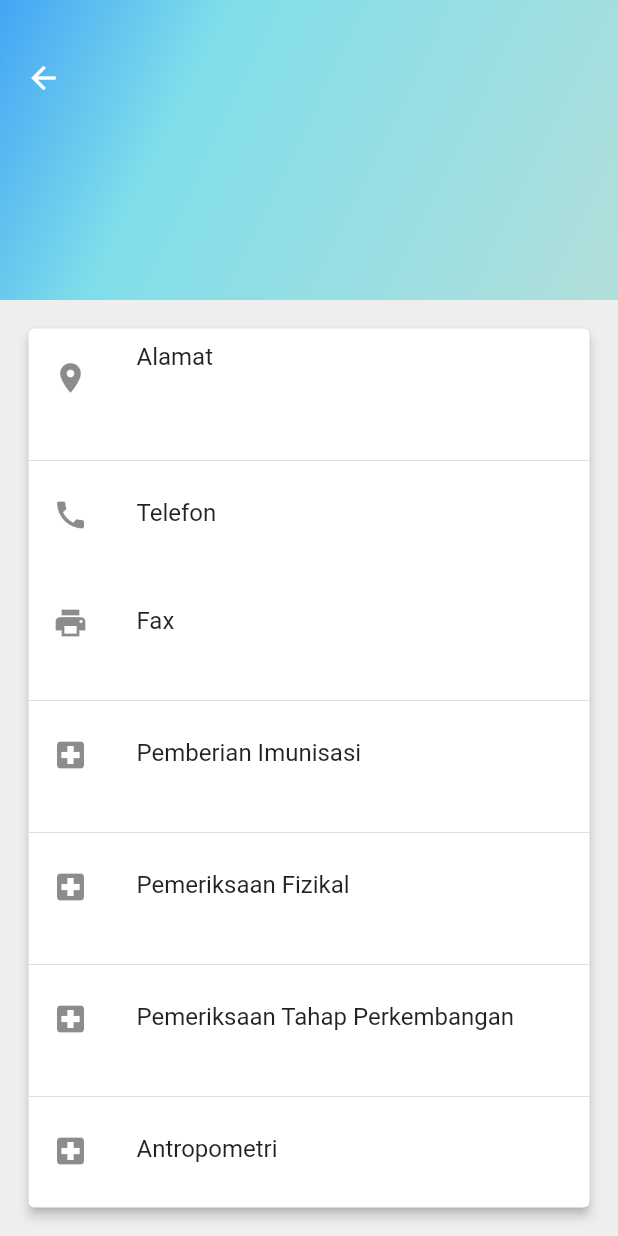
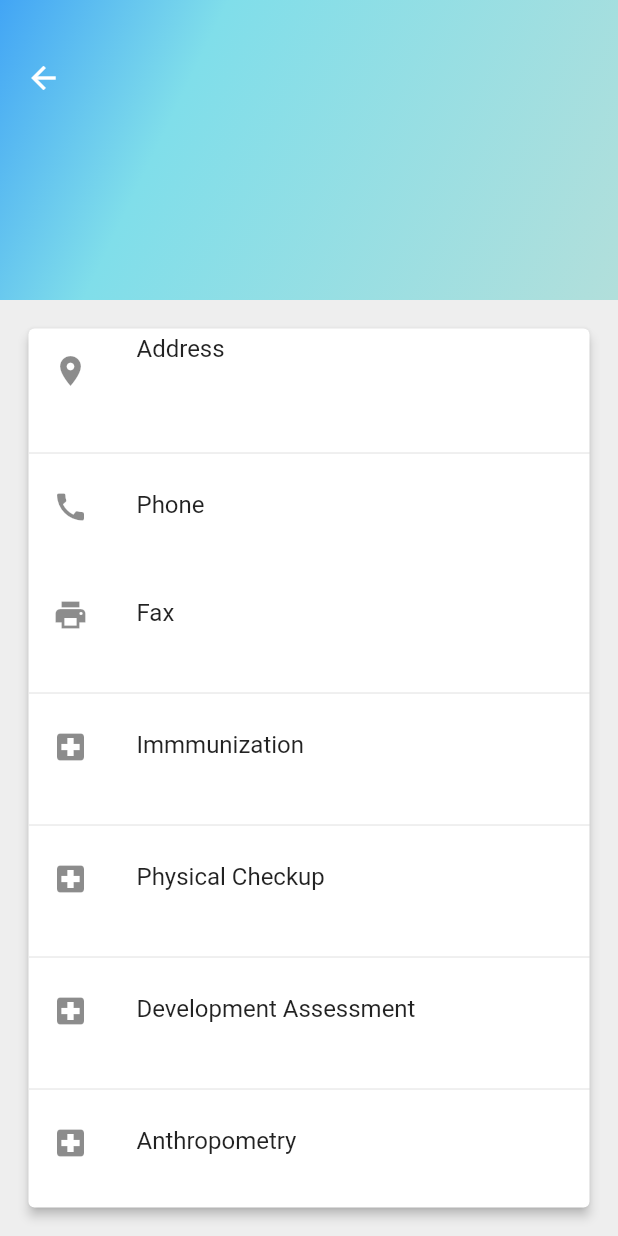
Before and after one commit to ashleychong/HealthForKids, a Flutter app: the PreviewScreen screen opened directly with empty values, on a phone screen of 412 x 824 dp. Run offline on Flutter 3.47's test engine with Material 2 defaults, Android fonts, the phone set to English and light mode, and no system bars; our stand-ins replace fancy_bottom_navigation, google_maps_flutter, location, webview_flutter; generated files the repository leaves out were written again; Roboto replaces fonts that are missing (Monotserrat); project files that could hold a hidden picture were left out.

Commit message:
Changed to English version

```diff
--- a/lib/screens/homescreen.dart
+++ b/lib/screens/homescreen.dart
@@ -23,7 +23,7 @@ class _HomescreenState extends State<Homescreen> {
 
   Future<void> _onMapCreated(GoogleMapController controller) async {
     var location = Location();
-    if(!await location.hasPermission()){
+    if (!await location.hasPermission()) {
       await location.requestPermission();
     }
     await location.changeSettings(
@@ -32,12 +32,10 @@ class _HomescreenState extends State<Homescreen> {
       interval: 100,
     );
     location.onLocationChanged().listen((LocationData currentLocation) {
-      controller.animateCamera(CameraUpdate.newCameraPosition(
-        CameraPosition(
-          target: LatLng(currentLocation.latitude, currentLocation.longitude),
-          zoom: 13,
-        )
-      ));
+      controller.animateCamera(CameraUpdate.newCameraPosition(CameraPosition(
+        target: LatLng(currentLocation.latitude, currentLocation.longitude),
+        zoom: 13,
+      )));
     });
 
     final googleOffices = await locations.getClinics(context);
@@ -80,7 +78,7 @@ class _HomescreenState extends State<Homescreen> {
         tabs: [
           TabData(
             iconData: Icons.map,
-            title: 'Klinik',
+            title: 'Clinics',
           ),
           TabData(
             iconData: Icons.info,
@@ -88,7 +86,7 @@ class _HomescreenState extends State<Homescreen> {
           ),
           TabData(
             iconData: Icons.list,
-            title: 'Peringatan',
+            title: 'Tips',
           ),
           TabData(
             iconData: Icons.forum,
--- a/lib/screens/preview_screen.dart
+++ b/lib/screens/preview_screen.dart
@@ -81,8 +81,7 @@ class PreviewScreen extends StatelessWidget {
   }
 
   Widget _lowerView() {
-    return Stack(
-      children: <Widget>[
+    return Stack(children: <Widget>[
       Container(
         color: Colors.grey[200],
       ),
@@ -93,37 +92,40 @@ class PreviewScreen extends StatelessWidget {
           right: 15.0,
           child: Card(
               elevation: 3.0,
-                child: Padding(
-                  padding: EdgeInsets.only(top: 5.0, bottom: 5.0),
               child: ListView(
                 children: <Widget>[]
                   ..add(_textSection(
-                          'Alamat', _fullAddress(), Icon(Icons.location_on)))
+                      'Address', _fullAddress(), Icon(Icons.location_on)))
+                  ..add(Divider())
+                  ..add(_textSection('Phone', office.phone, Icon(Icons.call)))
+                  ..add(_textSection('Fax', office.fax, Icon(Icons.print)))
+                  ..add(Divider())
+                  ..add(_textSection('Immmunization',
+                      _convert(office.imunisasi), Icon(Icons.local_hospital)))
+                  ..add(Divider())
+                  ..add(_textSection('Physical Checkup',
+                      _convert(office.physical), Icon(Icons.local_hospital)))
+                  ..add(Divider())
+                  ..add(_textSection('Development Assessment',
+                      _convert(office.development), Icon(Icons.local_hospital)))
                   ..add(Divider())
                   ..add(_textSection(
-                          'Telefon', office.phone, Icon(Icons.call)))
-                      ..add(_textSection('Fax', office.fax, Icon(Icons.print)))
-                      ..add(Divider())
-                      ..add(_textSection('Pemberian Imunisasi',
-                          office.imunisasi, Icon(Icons.local_hospital)))
-                      ..add(Divider())
-                      ..add(_textSection('Pemeriksaan Fizikal', office.physical,
+                      'Anthropometry',
+                      _convert(office.antropometri),
                       Icon(Icons.local_hospital)))
                   ..add(Divider())
-                      ..add(_textSection('Pemeriksaan Tahap Perkembangan',
-                          office.development, Icon(Icons.local_hospital)))
-                      ..add(Divider())
-                      ..add(_textSection('Antropometri', office.antropometri,
-                          Icon(Icons.local_hospital)))
-                      ..add(Divider())
-                      ..add(_textSection('Khidmat Nasihat', office.consultation,
+                  ..add(_textSection(
+                      'Consultation',
+                      _convert(office.consultation),
                       Icon(Icons.local_hospital))),
-                  ),
               )))
-      ],
-    );
+    ]);
     //     )
     //   ],
     // );
   }
+
+  String _convert(String toBeChecked) {
+    return (toBeChecked == 'Ada' ? 'Available' : toBeChecked);
   }
+}
--- a/lib/widgets/preview_card.dart
+++ b/lib/widgets/preview_card.dart
@@ -15,7 +15,9 @@ class PreviewCard extends StatelessWidget {
             color: Colors.white, borderRadius: BorderRadius.circular(13.0)),
         child: Column(
           children: <Widget>[
-            Container(
+            Padding(
+                padding: EdgeInsets.only(bottom: 5.0),
+                child: Container(
                   decoration: BoxDecoration(
                       gradient: LinearGradient(
                           colors: [Colors.teal[500], Colors.tealAccent[100]],
@@ -33,8 +35,7 @@ class PreviewCard extends StatelessWidget {
                           fontWeight: FontWeight.w500),
                     )),
                   ),
-            ),
-            Divider(),
+                )),
             ListTile(
               title: Text(
                 _fullAddress(),
```
Also changed, not shown: pubspec.lock. Lines whose indentation alone changed are shown as unchanged.
